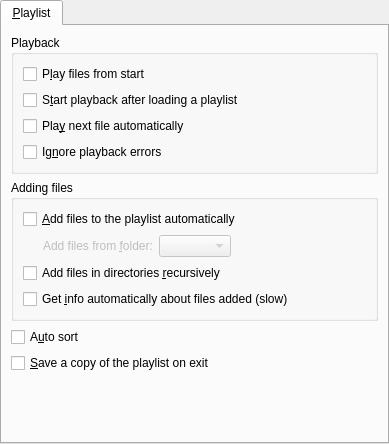
The window that src/prefplaylist.ui (smplayer-dev/smplayer) describes before a commit, drawn with Qt 5.
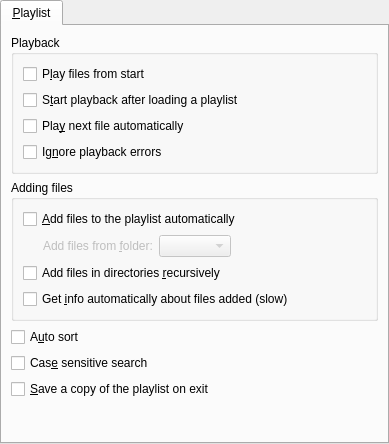
The same window after the commit.

Commit message: Add option 'case sensitive search' in preferences -> playlist.

What changed in the file:
```diff
--- a/src/prefplaylist.ui
+++ b/src/prefplaylist.ui
@@ -151,6 +151,13 @@
          </property>
         </widget>
        </item>
+       <item>
+        <widget class="QCheckBox" name="case_sensitive_search_check">
+         <property name="text">
+          <string>Cas&amp;e sensitive search</string>
+         </property>
+        </widget>
+       </item>
        <item>
         <widget class="QCheckBox" name="autosave_on_exit_check">
          <property name="text">
```
Left out of the diff: 2 changed lines with no effect on the pictures. The commit also changes 3 other files.
